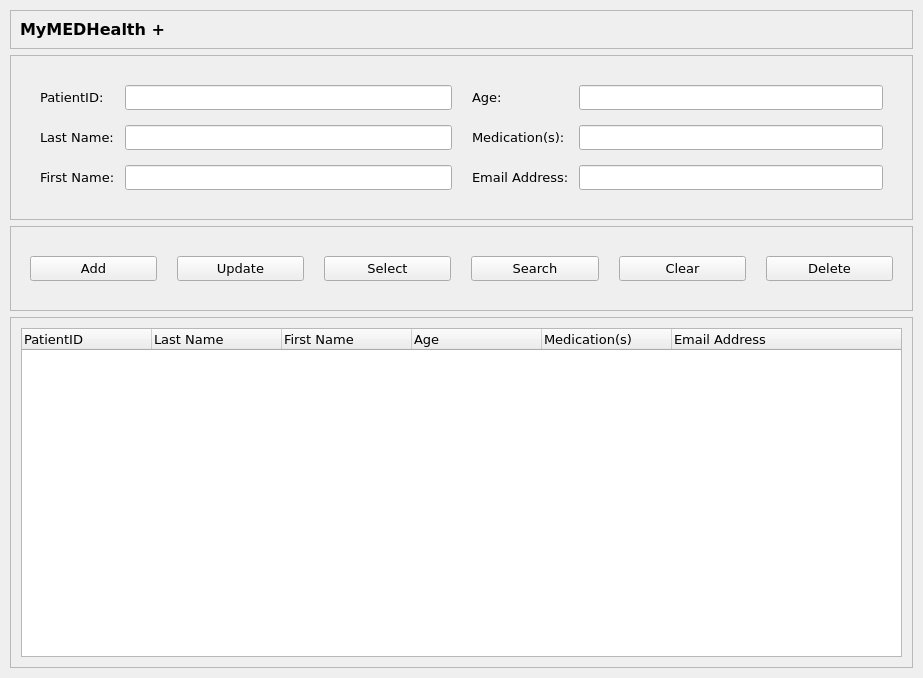
Old version of the form MyPatientFIRST/MyPatientFIRST EHR Software.ui in the repository vangsteven14/MyPatientFIRST-EHR-Software.
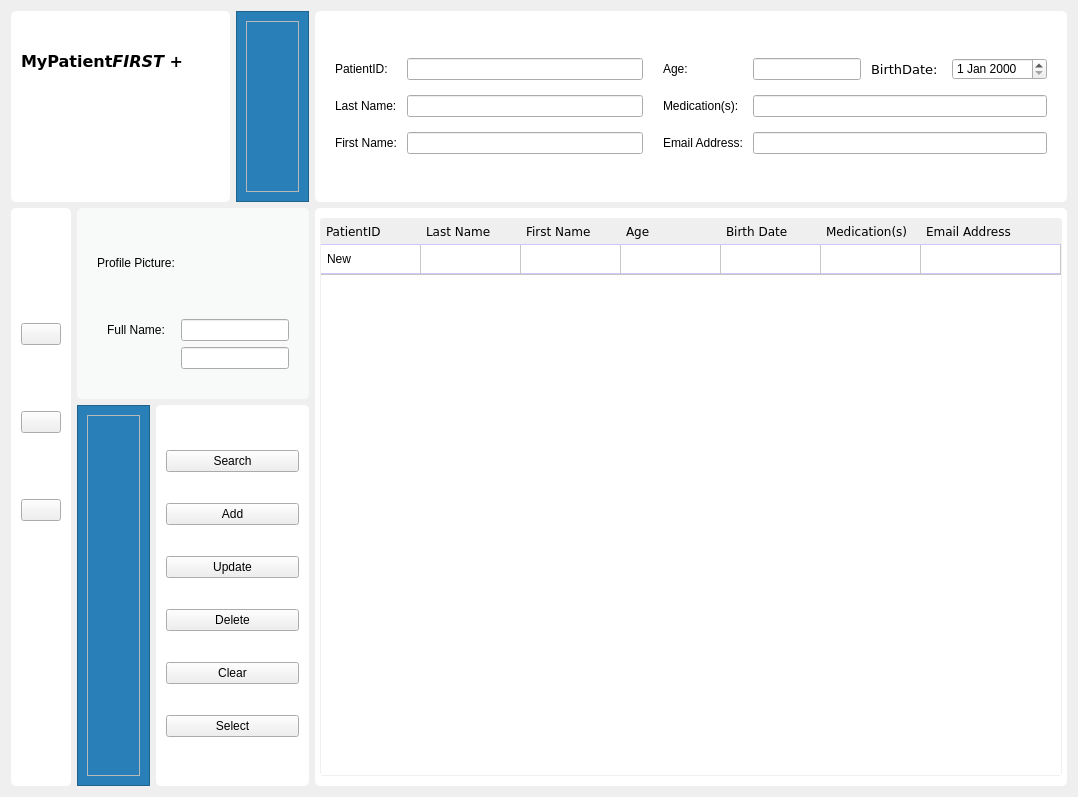
New version of the form. Icons and pictures are not drawn.

Diff of the .ui file:
```diff
--- a/MyPatientFIRST/MyPatientFIRST EHR Software.ui
+++ b/MyPatientFIRST/MyPatientFIRST EHR Software.ui
@@ -6,8 +6,8 @@
    <rect>
     <x>0</x>
     <y>0</y>
-    <width>923</width>
-    <height>678</height>
+    <width>1078</width>
+    <height>797</height>
    </rect>
   </property>
   <property name="font">
@@ -19,135 +19,178 @@
   <property name="windowTitle">
    <string>Form</string>
   </property>
+  <property name="styleSheet">
+   <string notr="true">/* Styles for the main_frame elements */
+#Form {
+	background-color; /* #f8f9f9 or #eaecee */
+}
+
+#title_frame {
+	background-color: #fff; 
+	border: none;
+	border-radius: 5px;
+}
+
+#null_frame_1, #null_frame_2 {
+	background-color: #2980b9; 
+}
+
+#navigation_frame {
+	background-color: #fff; 
+	border: none;
+	border-radius: 5px;
+}
+
+#profile_frame_1 {
+	background-color: #f8f9f9; 
+	border: none;
+	border-radius: 5px;
+}
+
+#info_frame_1 {
+	background-color: #fff;
+	border: none;
+	border-radius: 5px;
+}
+
+#function_frame_1 {
+	border: none;
+	border-radius: 5px;
+	background-color: #fff;
+}
+
+#result_frame {
+	border: none;
+	border-radius: 5px;
+	background-color: #fff;
+}
+
+/* Styles for labels, input fields, and combo boxes inside &quot;info_frame */
+#info_frame QLabel,
+#info_frame QLineEdit,
+#info_frame QComboxBox,
+#function_frame QPushButton,
+QHeaderView::section {
+	font-family: Verdana;
+	font-size: 12px;
+}
+
+/*Styles for input fields and combo boxes inside info_frame*/
+#info_frame QLineEdit,
+#info_frame QComboBox {
+	padding: 4px 5px;
+	border: 1px solid #838383;
+	border-radius: 2px;
+}
+
+/* Focus styles for input fields and combo boxes */
+#info_frame QLineEdit:focus,
+#info_frame QComboBox:focus {
+	border-color: #0055ff;
+}
+
+/* Styles for combo boxes drop-down */
+QComboBox::drop-down {
+	background: transparent;
+	border: none;
+	margin-right: 5px;
+}
+
+/* Styles for the down-arrow icon in combo boxes */
+QComboBox::down-arrow {
+	image: url(icons/expand_more.svg)
+}
+
+/* Styles for border of QtableWidget */
+QTableWidget {
+	border-radius: 3px;
+	border: 1px solid #f0f0f0;
+}
+
+/* Styles for table header section */
+QHeaderView::section {
+	border: none;
+	border-bottom: 1px solid #d0c6ff;
+	text-align: left;
+	padding: 3px 5px;
+}
+
+/* Styles for table items */
+QTableWidget::Item {
+	border-bottom: 1px solid #d0c6ff;
+	color: #000;
+	padding-left: 3px;
+}
+
+/* Style for buttons inside the 'function_frame' */
+#function_frame QPushButton {
+	font-size: 14px;
+	padding: 5px 10px;
+	border: 2px solid #f0f0f0;
+	border-radius: 5px;
+	background-color: #6495ed;
+}
+
+/* Hover styled for buttons inside the 'function_frame' */
+#function_frame_1 QPushButton:hover {
+	border-color: #4c96f7;
+	font-size: 15px;
+}
+</string>
+  </property>
   <layout class="QGridLayout" name="gridLayout_8">
-   <property name="leftMargin">
-    <number>10</number>
-   </property>
-   <property name="topMargin">
-    <number>10</number>
-   </property>
-   <property name="rightMargin">
-    <number>10</number>
-   </property>
-   <property name="bottomMargin">
-    <number>10</number>
-   </property>
-   <item row="1" column="0" colspan="3">
-    <widget class="QFrame" name="info_frame">
-     <property name="frameShape">
-      <enum>QFrame::StyledPanel</enum>
-     </property>
-     <property name="frameShadow">
-      <enum>QFrame::Raised</enum>
-     </property>
-     <layout class="QGridLayout" name="gridLayout_6">
-      <item row="0" column="0">
-       <layout class="QGridLayout" name="gridLayout_3">
-        <property name="leftMargin">
-         <number>20</number>
+   <item row="1" column="1" colspan="3">
+    <widget class="QFrame" name="profile_frame_1">
+     <layout class="QGridLayout" name="profile_frame">
+      <property name="leftMargin">
+       <number>20</number>
+      </property>
+      <property name="topMargin">
+       <number>5</number>
+      </property>
+      <property name="rightMargin">
+       <number>20</number>
+      </property>
+      <property name="bottomMargin">
+       <number>30</number>
+      </property>
+      <item row="2" column="1">
+       <widget class="QLineEdit" name="lineEdit_8"/>
+      </item>
+      <item row="2" column="0">
+       <widget class="QLabel" name="label_9">
+        <property name="minimumSize">
+         <size>
+          <width>3</width>
+          <height>0</height>
+         </size>
         </property>
-        <property name="topMargin">
-         <number>20</number>
+        <property name="text">
+         <string>Full Name:</string>
         </property>
-        <property name="rightMargin">
-         <number>20</number>
+        <property name="alignment">
+         <set>Qt::AlignCenter</set>
         </property>
-        <property name="bottomMargin">
-         <number>20</number>
+       </widget>
+      </item>
+      <item row="1" column="0">
+       <widget class="QLabel" name="label">
+        <property name="text">
+         <string>Profile Picture:</string>
         </property>
-        <property name="horizontalSpacing">
-         <number>20</number>
+        <property name="alignment">
+         <set>Qt::AlignCenter</set>
         </property>
-        <property name="verticalSpacing">
-         <number>10</number>
-        </property>
-        <item row="0" column="1">
-         <layout class="QGridLayout" name="gridLayout_2">
-          <property name="horizontalSpacing">
-           <number>10</number>
-          </property>
-          <property name="verticalSpacing">
-           <number>15</number>
-          </property>
-          <item row="3" column="0">
-           <widget class="QLabel" name="label_7">
-            <property name="text">
-             <string>Email Address:</string>
-            </property>
-           </widget>
-          </item>
-          <item row="3" column="1">
-           <widget class="QLineEdit" name="lineEdit_6"/>
-          </item>
-          <item row="2" column="0">
-           <widget class="QLabel" name="label_6">
-            <property name="text">
-             <string>Medication(s):</string>
-            </property>
-           </widget>
-          </item>
-          <item row="0" column="0">
-           <widget class="QLabel" name="label_5">
-            <property name="text">
-             <string>Age:</string>
-            </property>
-           </widget>
-          </item>
-          <item row="0" column="1">
-           <widget class="QLineEdit" name="lineEdit_4"/>
-          </item>
-          <item row="2" column="1">
-           <widget class="QLineEdit" name="lineEdit_5"/>
-          </item>
-         </layout>
-        </item>
-        <item row="0" column="0">
-         <layout class="QGridLayout" name="gridLayout">
-          <property name="horizontalSpacing">
-           <number>10</number>
-          </property>
-          <property name="verticalSpacing">
-           <number>15</number>
-          </property>
-          <item row="0" column="1">
-           <widget class="QLineEdit" name="lineEdit"/>
-          </item>
-          <item row="2" column="0">
-           <widget class="QLabel" name="label_4">
-            <property name="text">
-             <string>First Name:</string>
-            </property>
-           </widget>
-          </item>
-          <item row="1" column="1">
-           <widget class="QLineEdit" name="lineEdit_2"/>
-          </item>
-          <item row="1" column="0">
-           <widget class="QLabel" name="label_3">
-            <property name="text">
-             <string>Last Name:</string>
-            </property>
-           </widget>
-          </item>
-          <item row="2" column="1">
-           <widget class="QLineEdit" name="lineEdit_3"/>
-          </item>
-          <item row="0" column="0">
-           <widget class="QLabel" name="label_2">
-            <property name="text">
-             <string>PatientID:</string>
-            </property>
-           </widget>
-          </item>
-         </layout>
-        </item>
-       </layout>
+       </widget>
+      </item>
+      <item row="3" column="1">
+       <widget class="QLineEdit" name="lineEdit_7"/>
       </item>
      </layout>
     </widget>
    </item>
-   <item row="3" column="0" colspan="3">
-    <widget class="QFrame" name="function_frame">
+   <item row="0" column="3">
+    <widget class="QFrame" name="null_frame_2">
      <property name="frameShape">
       <enum>QFrame::StyledPanel</enum>
      </property>
@@ -156,125 +199,14 @@
      </property>
      <layout class="QGridLayout" name="gridLayout_7">
       <item row="0" column="0">
-       <layout class="QHBoxLayout" name="horizontalLayout">
-        <property name="spacing">
-         <number>20</number>
+       <widget class="QFrame" name="null_frame_b">
+        <property name="frameShape">
+         <enum>QFrame::StyledPanel</enum>
         </property>
-        <property name="leftMargin">
-         <number>10</number>
+        <property name="frameShadow">
+         <enum>QFrame::Raised</enum>
         </property>
-        <property name="topMargin">
-         <number>20</number>
-        </property>
-        <property name="rightMargin">
-         <number>10</number>
-        </property>
-        <property name="bottomMargin">
-         <number>20</number>
-        </property>
-        <item>
-         <widget class="QPushButton" name="add_btn">
-          <property name="text">
-           <string>Add</string>
-          </property>
-          <property name="icon">
-           <iconset>
-            <normaloff>icons/add.svg</normaloff>icons/add.svg</iconset>
-          </property>
-          <property name="iconSize">
-           <size>
-            <width>20</width>
-            <height>20</height>
-           </size>
-          </property>
-         </widget>
-        </item>
-        <item>
-         <widget class="QPushButton" name="update_btn">
-          <property name="text">
-           <string>Update</string>
-          </property>
-          <property name="icon">
-           <iconset>
-            <normaloff>icons/update.svg</normaloff>icons/update.svg</iconset>
-          </property>
-          <property name="iconSize">
-           <size>
-            <width>20</width>
-            <height>20</height>
-           </size>
-          </property>
-         </widget>
-        </item>
-        <item>
-         <widget class="QPushButton" name="select_btn">
-          <property name="text">
-           <string>Select</string>
-          </property>
-          <property name="icon">
-           <iconset>
-            <normaloff>icons/select.svg</normaloff>icons/select.svg</iconset>
-          </property>
-          <property name="iconSize">
-           <size>
-            <width>20</width>
-            <height>20</height>
-           </size>
-          </property>
-         </widget>
-        </item>
-        <item>
-         <widget class="QPushButton" name="search_btn">
-          <property name="text">
-           <string>Search</string>
-          </property>
-          <property name="icon">
-           <iconset>
-            <normaloff>icons/search.svg</normaloff>icons/search.svg</iconset>
-          </property>
-          <property name="iconSize">
-           <size>
-            <width>20</width>
-            <height>20</height>
-           </size>
-          </property>
-         </widget>
-        </item>
-        <item>
-         <widget class="QPushButton" name="clear_btn">
-          <property name="text">
-           <string>Clear</string>
-          </property>
-          <property name="icon">
-           <iconset>
-            <normaloff>icons/clear.svg</normaloff>icons/clear.svg</iconset>
-          </property>
-          <property name="iconSize">
-           <size>
-            <width>20</width>
-            <height>20</height>
-           </size>
-          </property>
-         </widget>
-        </item>
-        <item>
-         <widget class="QPushButton" name="delete_btn">
-          <property name="text">
-           <string>Delete</string>
-          </property>
-          <property name="icon">
-           <iconset>
-            <normaloff>icons/delete.svg</normaloff>icons/delete.svg</iconset>
-          </property>
-          <property name="iconSize">
-           <size>
-            <width>20</width>
-            <height>20</height>
-           </size>
-          </property>
-         </widget>
-        </item>
-       </layout>
+       </widget>
       </item>
      </layout>
     </widget>
@@ -288,6 +220,12 @@
       <enum>QFrame::Raised</enum>
      </property>
      <layout class="QGridLayout" name="gridLayout_5">
+      <property name="leftMargin">
+       <number>10</number>
+      </property>
+      <property name="rightMargin">
+       <number>10</number>
+      </property>
       <item row="0" column="0">
        <widget class="QLabel" name="title_label">
         <property name="font">
@@ -298,7 +236,7 @@
          </font>
         </property>
         <property name="text">
-         <string>&lt;html&gt;&lt;head/&gt;&lt;body&gt;&lt;p&gt;&lt;span style=&quot; font-size:12pt;&quot;&gt;MyMEDHealth +&lt;/span&gt;&lt;/p&gt;&lt;/body&gt;&lt;/html&gt;</string>
+         <string>&lt;html&gt;&lt;head/&gt;&lt;body&gt;&lt;p&gt;&lt;span style=&quot; font-size:12pt;&quot;&gt;MyPatient&lt;/span&gt;&lt;span style=&quot; font-size:12pt; font-style:italic;&quot;&gt;FIRST +&lt;/span&gt;&lt;/p&gt;&lt;/body&gt;&lt;/html&gt;</string>
         </property>
         <property name="textFormat">
          <enum>Qt::AutoText</enum>
@@ -311,10 +249,39 @@
         </property>
        </widget>
       </item>
+      <item row="1" column="0">
+       <widget class="QLabel" name="label_10">
+        <property name="text">
+         <string>   </string>
+        </property>
+       </widget>
+      </item>
      </layout>
     </widget>
    </item>
-   <item row="5" column="0" colspan="3">
+   <item row="2" column="1" rowspan="2">
+    <widget class="QFrame" name="null_frame_1">
+     <property name="frameShape">
+      <enum>QFrame::StyledPanel</enum>
+     </property>
+     <property name="frameShadow">
+      <enum>QFrame::Raised</enum>
+     </property>
+     <layout class="QGridLayout" name="gridLayout_6">
+      <item row="0" column="0">
+       <widget class="QFrame" name="null_frame_a">
+        <property name="frameShape">
+         <enum>QFrame::StyledPanel</enum>
+        </property>
+        <property name="frameShadow">
+         <enum>QFrame::Raised</enum>
+        </property>
+       </widget>
+      </item>
+     </layout>
+    </widget>
+   </item>
+   <item row="1" column="4" rowspan="3">
     <widget class="QFrame" name="result_frame">
      <property name="frameShape">
       <enum>QFrame::StyledPanel</enum>
@@ -324,18 +291,18 @@
      </property>
      <layout class="QGridLayout" name="gridLayout_4">
       <property name="leftMargin">
-       <number>10</number>
+       <number>5</number>
       </property>
       <property name="topMargin">
        <number>10</number>
       </property>
       <property name="rightMargin">
-       <number>10</number>
+       <number>5</number>
       </property>
       <property name="bottomMargin">
        <number>10</number>
       </property>
-      <item row="0" column="0">
+      <item row="0" column="1">
        <widget class="QTableWidget" name="tableWidget">
         <property name="focusPolicy">
          <enum>Qt::NoFocus</enum>
@@ -350,7 +317,7 @@
          <number>50</number>
         </attribute>
         <attribute name="horizontalHeaderDefaultSectionSize">
-         <number>130</number>
+         <number>100</number>
         </attribute>
         <attribute name="horizontalHeaderShowSortIndicator" stdset="0">
          <bool>false</bool>
@@ -361,6 +328,11 @@
         <attribute name="verticalHeaderVisible">
          <bool>false</bool>
         </attribute>
+        <row>
+         <property name="text">
+          <string>New Row</string>
+         </property>
+        </row>
         <column>
          <property name="text">
           <string>PatientID</string>
@@ -393,6 +365,14 @@
           <set>AlignLeading|AlignVCenter</set>
          </property>
         </column>
+        <column>
+         <property name="text">
+          <string>Birth Date</string>
+         </property>
+         <property name="textAlignment">
+          <set>AlignLeading|AlignVCenter</set>
+         </property>
+        </column>
         <column>
          <property name="text">
           <string>Medication(s)</string>
@@ -409,6 +389,329 @@
           <set>AlignLeading|AlignVCenter</set>
          </property>
         </column>
+        <item row="0" column="0">
+         <property name="text">
+          <string>New</string>
+         </property>
+        </item>
+       </widget>
+      </item>
+     </layout>
+    </widget>
+   </item>
+   <item row="2" column="2" rowspan="2" colspan="2">
+    <widget class="QFrame" name="function_frame_1">
+     <layout class="QGridLayout" name="function_frame">
+      <property name="leftMargin">
+       <number>10</number>
+      </property>
+      <property name="topMargin">
+       <number>20</number>
+      </property>
+      <property name="rightMargin">
+       <number>10</number>
+      </property>
+      <property name="bottomMargin">
+       <number>20</number>
+      </property>
+      <item row="2" column="0">
+       <widget class="QPushButton" name="update_btn">
+        <property name="text">
+         <string>Update</string>
+        </property>
+        <property name="icon">
+         <iconset>
+          <normaloff>icons/update.svg</normaloff>icons/update.svg</iconset>
+        </property>
+        <property name="iconSize">
+         <size>
+          <width>20</width>
+          <height>20</height>
+         </size>
+        </property>
+       </widget>
+      </item>
+      <item row="1" column="0">
+       <widget class="QPushButton" name="add_btn">
+        <property name="text">
+         <string>Add</string>
+        </property>
+        <property name="icon">
+         <iconset>
+          <normaloff>icons/add.svg</normaloff>icons/add.svg</iconset>
+        </property>
+        <property name="iconSize">
+         <size>
+          <width>20</width>
+          <height>20</height>
+         </size>
+        </property>
+       </widget>
+      </item>
+      <item row="3" column="0">
+       <widget class="QPushButton" name="delete_btn">
+        <property name="text">
+         <string>Delete</string>
+        </property>
+        <property name="icon">
+         <iconset>
+          <normaloff>icons/delete.svg</normaloff>icons/delete.svg</iconset>
+        </property>
+        <property name="iconSize">
+         <size>
+          <width>20</width>
+          <height>20</height>
+         </size>
+        </property>
+       </widget>
+      </item>
+      <item row="6" column="0">
+       <widget class="QPushButton" name="select_btn">
+        <property name="text">
+         <string>Select</string>
+        </property>
+        <property name="icon">
+         <iconset>
+          <normaloff>icons/select.svg</normaloff>icons/select.svg</iconset>
+        </property>
+        <property name="iconSize">
+         <size>
+          <width>20</width>
+          <height>20</height>
+         </size>
+        </property>
+       </widget>
+      </item>
+      <item row="5" column="0">
+       <widget class="QPushButton" name="clear_btn">
+        <property name="text">
+         <string>Clear</string>
+        </property>
+        <property name="icon">
+         <iconset>
+          <normaloff>icons/clear.svg</normaloff>icons/clear.svg</iconset>
+        </property>
+        <property name="iconSize">
+         <size>
+          <width>20</width>
+          <height>20</height>
+         </size>
+        </property>
+       </widget>
+      </item>
+      <item row="0" column="0">
+       <widget class="QPushButton" name="search_btn">
+        <property name="text">
+         <string>Search</string>
+        </property>
+        <property name="icon">
+         <iconset>
+          <normaloff>icons/search.svg</normaloff>icons/search.svg</iconset>
+        </property>
+        <property name="iconSize">
+         <size>
+          <width>20</width>
+          <height>20</height>
+         </size>
+        </property>
+       </widget>
+      </item>
+     </layout>
+    </widget>
+   </item>
+   <item row="0" column="4">
+    <widget class="QFrame" name="info_frame_1">
+     <layout class="QGridLayout" name="info_frame">
+      <property name="leftMargin">
+       <number>20</number>
+      </property>
+      <property name="topMargin">
+       <number>20</number>
+      </property>
+      <property name="rightMargin">
+       <number>20</number>
+      </property>
+      <property name="bottomMargin">
+       <number>20</number>
+      </property>
+      <property name="horizontalSpacing">
+       <number>20</number>
+      </property>
+      <property name="verticalSpacing">
+       <number>10</number>
+      </property>
+      <item row="0" column="0">
+       <layout class="QGridLayout" name="gridLayout">
+        <property name="horizontalSpacing">
+         <number>10</number>
+        </property>
+        <property name="verticalSpacing">
+         <number>15</number>
+        </property>
+        <item row="0" column="1">
+         <widget class="QLineEdit" name="lineEdit"/>
+        </item>
+        <item row="2" column="1">
+         <widget class="QLineEdit" name="lineEdit_3"/>
+        </item>
+        <item row="2" column="0">
+         <widget class="QLabel" name="label_4">
+          <property name="text">
+           <string>First Name:</string>
+          </property>
+         </widget>
+        </item>
+        <item row="1" column="1">
+         <widget class="QLineEdit" name="lineEdit_2"/>
+        </item>
+        <item row="1" column="0">
+         <widget class="QLabel" name="label_3">
+          <property name="text">
+           <string>Last Name:</string>
+          </property>
+         </widget>
+        </item>
+        <item row="0" column="0">
+         <widget class="QLabel" name="label_2">
+          <property name="text">
+           <string>PatientID:</string>
+          </property>
+         </widget>
+        </item>
+       </layout>
+      </item>
+      <item row="0" column="1">
+       <layout class="QGridLayout" name="gridLayout_2">
+        <property name="horizontalSpacing">
+         <number>10</number>
+        </property>
+        <property name="verticalSpacing">
+         <number>15</number>
+        </property>
+        <item row="5" column="0">
+         <widget class="QLabel" name="label_7">
+          <property name="text">
+           <string>Email Address:</string>
+          </property>
+         </widget>
+        </item>
+        <item row="1" column="1">
+         <widget class="QLineEdit" name="lineEdit_4"/>
+        </item>
+        <item row="4" column="1" colspan="3">
+         <widget class="QLineEdit" name="lineEdit_5"/>
+        </item>
+        <item row="1" column="2">
+         <widget class="QLabel" name="label_8">
+          <property name="font">
+           <font>
+            <family>Verdana</family>
+            <pointsize>10</pointsize>
+           </font>
+          </property>
+          <property name="text">
+           <string>BirthDate: </string>
+          </property>
+         </widget>
+        </item>
+        <item row="1" column="0">
+         <widget class="QLabel" name="label_5">
+          <property name="text">
+           <string>Age:</string>
+          </property>
+         </widget>
+        </item>
+        <item row="5" column="1" colspan="3">
+         <widget class="QLineEdit" name="lineEdit_6"/>
+        </item>
+        <item row="4" column="0">
+         <widget class="QLabel" name="label_6">
+          <property name="text">
+           <string>Medication(s):</string>
+          </property>
+         </widget>
+        </item>
+        <item row="1" column="3">
+         <widget class="QDateEdit" name="dateEdit"/>
+        </item>
+       </layout>
+      </item>
+     </layout>
+    </widget>
+   </item>
+   <item row="1" column="0" rowspan="3">
+    <widget class="QFrame" name="navigation_frame">
+     <property name="frameShape">
+      <enum>QFrame::StyledPanel</enum>
+     </property>
+     <property name="frameShadow">
+      <enum>QFrame::Raised</enum>
+     </property>
+     <layout class="QGridLayout" name="gridLayout_3" columnstretch="0">
+      <property name="leftMargin">
+       <number>10</number>
+      </property>
+      <property name="topMargin">
+       <number>50</number>
+      </property>
+      <property name="rightMargin">
+       <number>10</number>
+      </property>
+      <property name="bottomMargin">
+       <number>200</number>
+      </property>
+      <property name="spacing">
+       <number>1</number>
+      </property>
+      <item row="1" column="0">
+       <widget class="QPushButton" name="patient_btn">
+        <property name="text">
+         <string/>
+        </property>
+        <property name="icon">
+         <iconset>
+          <normaloff>icons/patient.svg</normaloff>icons/patient.svg</iconset>
+        </property>
+        <property name="iconSize">
+         <size>
+          <width>30</width>
+          <height>30</height>
+         </size>
+        </property>
+       </widget>
+      </item>
+      <item row="0" column="0">
+       <widget class="QPushButton" name="home_btn">
+        <property name="text">
+         <string/>
+        </property>
+        <property name="icon">
+         <iconset>
+          <normaloff>icons/home.svg</normaloff>icons/home.svg</iconset>
+        </property>
+        <property name="iconSize">
+         <size>
+          <width>30</width>
+          <height>30</height>
+         </size>
+        </property>
+       </widget>
+      </item>
+      <item row="2" column="0">
+       <widget class="QPushButton" name="visit_btn">
+        <property name="text">
+         <string/>
+        </property>
+        <property name="icon">
+         <iconset>
+          <normaloff>icons/visit.svg</normaloff>icons/visit.svg</iconset>
+        </property>
+        <property name="iconSize">
+         <size>
+          <width>30</width>
+          <height>30</height>
+         </size>
+        </property>
        </widget>
       </item>
      </layout>
```
